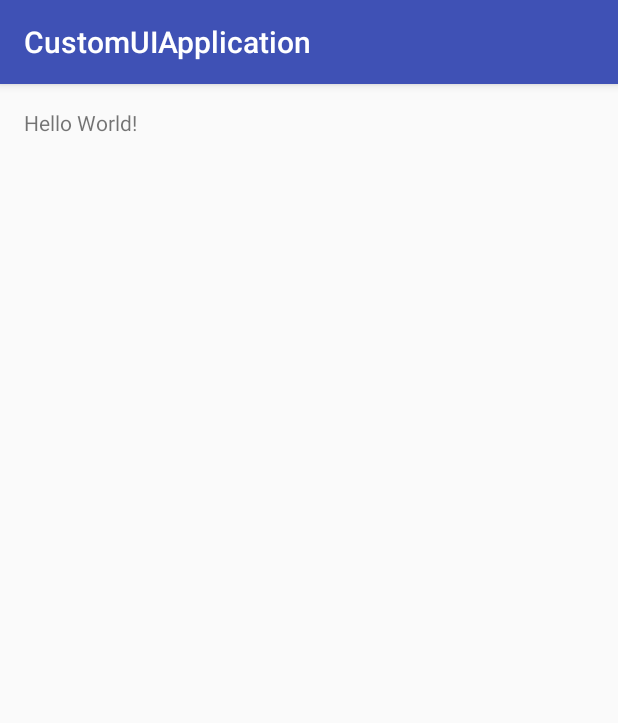
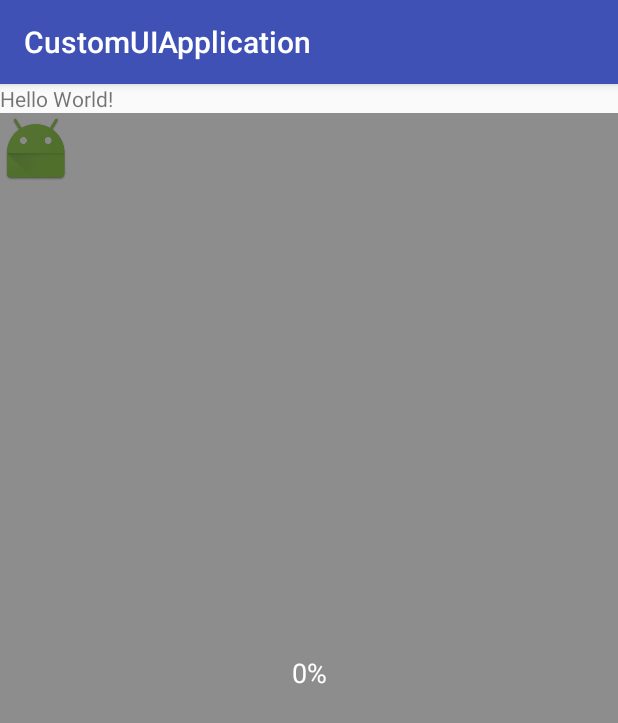
Before and after one commit to lianghuiyong/CustomUI, an Android app: the screen it shows after launch (MainActivity), on a phone screen of 412 x 824 dp. Shown: the top 723 px of the screen. Run offline under Robolectric (Android 15) with nearby library versions, the phone set to English and light mode, and no system bars.

Commit message:
init图片上传进度自定义UI

```diff
--- a/app/build.gradle
+++ b/app/build.gradle
@@ -20,10 +20,11 @@ android {
 }
 
 dependencies {
-    compile fileTree(dir: 'libs', include: ['*.jar'])
+    compile fileTree(include: ['*.jar'], dir: 'libs')
     androidTestCompile('com.android.support.test.espresso:espresso-core:2.2.2', {
         exclude group: 'com.android.support', module: 'support-annotations'
     })
     compile 'com.android.support:appcompat-v7:25.0.1'
     testCompile 'junit:junit:4.12'
+    compile project(':customui')
 }
--- a/app/src/main/res/layout/activity_main.xml
+++ b/app/src/main/res/layout/activity_main.xml
@@ -1,17 +1,27 @@
 <?xml version="1.0" encoding="utf-8"?>
-<RelativeLayout xmlns:android="http://schemas.android.com/apk/res/android"
-    xmlns:tools="http://schemas.android.com/tools"
+<LinearLayout xmlns:android="http://schemas.android.com/apk/res/android"
+    xmlns:app="http://schemas.android.com/apk/res-auto"
     android:id="@+id/activity_main"
     android:layout_width="match_parent"
     android:layout_height="match_parent"
-    android:paddingBottom="@dimen/activity_vertical_margin"
-    android:paddingLeft="@dimen/activity_horizontal_margin"
-    android:paddingRight="@dimen/activity_horizontal_margin"
-    android:paddingTop="@dimen/activity_vertical_margin"
-    tools:context="net.liang.customuiapplication.MainActivity">
+    android:orientation="vertical">
 
     <TextView
         android:layout_width="wrap_content"
         android:layout_height="wrap_content"
         android:text="Hello World!" />
-</RelativeLayout>
+
+    <FrameLayout
+        android:layout_width="match_parent"
+        android:layout_height="wrap_content">
+        <ImageView
+            android:src="@mipmap/ic_launcher"
+            android:layout_width="wrap_content"
+            android:layout_height="wrap_content" />
+
+        <net.liang.customui.widget.ImageProgress
+            app:text_size="18sp"
+            android:layout_width="wrap_content"
+            android:layout_height="wrap_content"/>
+    </FrameLayout>
+</LinearLayout>
--- /dev/null
+++ b/customui/src/main/java/net/liang/customui/widget/ImageProgress.java
@@ -0,0 +1,108 @@
+package net.liang.customui.widget;
+
+
+import android.annotation.SuppressLint;
+import android.content.Context;
+import android.content.res.ColorStateList;
+import android.content.res.TypedArray;
+import android.graphics.Canvas;
+import android.graphics.Color;
+import android.graphics.Paint;
+import android.graphics.Rect;
+import android.util.AttributeSet;
+import android.view.View;
+
+import net.liang.customui.R;
+
+public class ImageProgress extends View {
+
+    private Paint mPaint;//画笔
+
+    Context context;
+
+    int mCenterX;
+    int mCenterY;
+
+    /**
+     * 进度值。
+     */
+    int progress = 0;
+
+    /**
+     * 进度字体的大小。
+     */
+    private float textSize;
+
+    public ImageProgress(Context context) {
+        this(context, null);
+    }
+
+    public ImageProgress(Context context, AttributeSet attrs) {
+        this(context, attrs, 0);
+    }
+
+    public ImageProgress(Context context, AttributeSet attrs, int defStyleAttr) {
+        super(context, attrs, defStyleAttr);
+        this.context = context;
+        mPaint = new Paint();
+
+        TypedArray typedArray = context.obtainStyledAttributes(attrs, R.styleable.ImageProgress);
+        textSize = typedArray.getDimension(R.styleable.ImageProgress_text_size, 15);
+    }
+
+    @SuppressLint("DrawAllocation")
+    @Override
+    protected void onDraw(Canvas canvas) {
+        super.onDraw(canvas);
+        mPaint.setAntiAlias(true); //消除锯齿
+        mPaint.setStyle(Paint.Style.FILL);
+
+        mPaint.setColor(Color.parseColor("#70000000"));//半透明
+        canvas.drawRect(0, 0, getWidth(), getHeight() - getHeight() * progress / 100, mPaint);
+
+        mPaint.setColor(Color.parseColor("#00000000"));//全透明
+        canvas.drawRect(0, getHeight() - getHeight() * progress / 100, getWidth(), getHeight(), mPaint);
+
+        mPaint.setTextSize(textSize);
+        mPaint.setColor(Color.parseColor("#FFFFFF"));
+        mPaint.setStrokeWidth(2);
+
+        canvas.translate(mCenterX, mCenterY);
+        mPaint.setTextAlign(Paint.Align.CENTER);
+        drawTextByCenter(progress + "%", 0, 0, canvas, mPaint);
+    }
+
+    @Override
+    protected void onSizeChanged(int w, int h, int oldw, int oldh) {
+        super.onSizeChanged(w, h, oldw, oldh);
+        mCenterX = w / 2;
+        mCenterY = h / 2;
+    }
+
+    /**
+     * 居中绘制文本
+     *
+     * @param text
+     * @param canvas
+     * @param paint
+     */
+    public void drawTextByCenter(String text, float x, float y, Canvas canvas, Paint paint) {
+        Paint tempPaint = new Paint(paint);             // 创建一个临时画笔,防止影响原来画笔的状态
+        tempPaint.setTextAlign(Paint.Align.CENTER);     // 设置文本对齐方式为居中
+
+        // 通过y计算出baseline的位置
+        float baseline = y - (tempPaint.descent() + tempPaint.ascent()) / 2;
+
+        canvas.drawText(text, x, baseline, tempPaint);  //绘制文本
+    }
+
+    /**
+     * 进度
+     *
+     * @param progress
+     */
+    public void setProgress(int progress) {
+        this.progress = progress;
+        postInvalidate();
+    }
+}
--- /dev/null
+++ b/customui/src/main/res/values/arrt.xml
@@ -0,0 +1,7 @@
+<?xml version="1.0" encoding="utf-8"?>
+<resources>
+    <!--图片上传进度-->
+    <declare-styleable name="ImageProgress">
+        <attr name="text_size" format="dimension" />
+    </declare-styleable>
+</resources>
```
